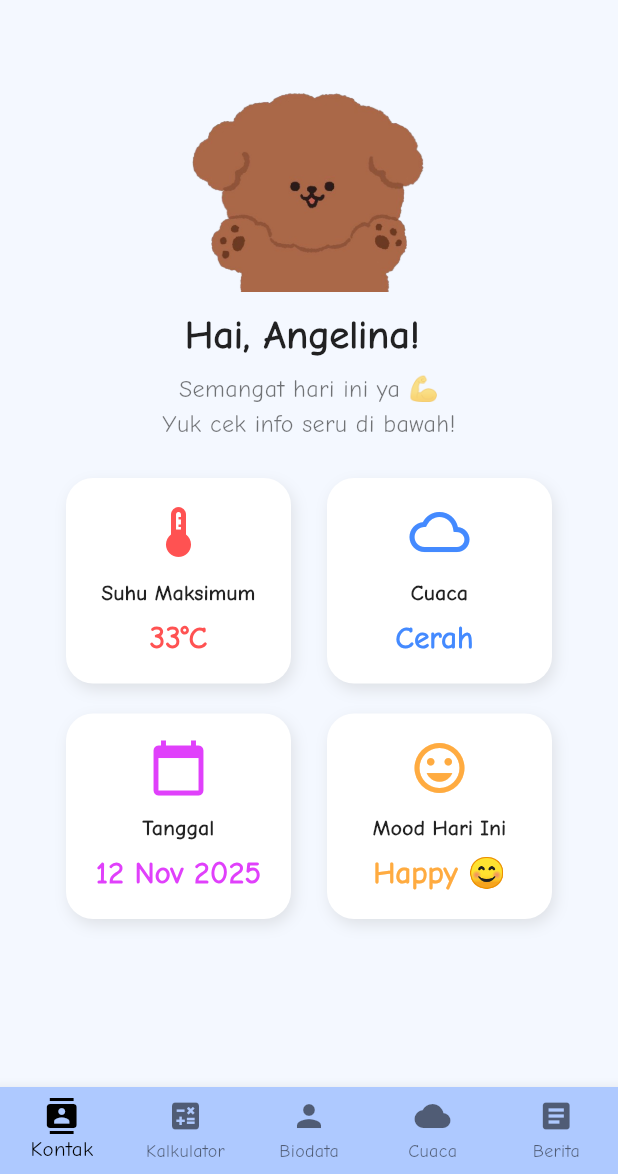
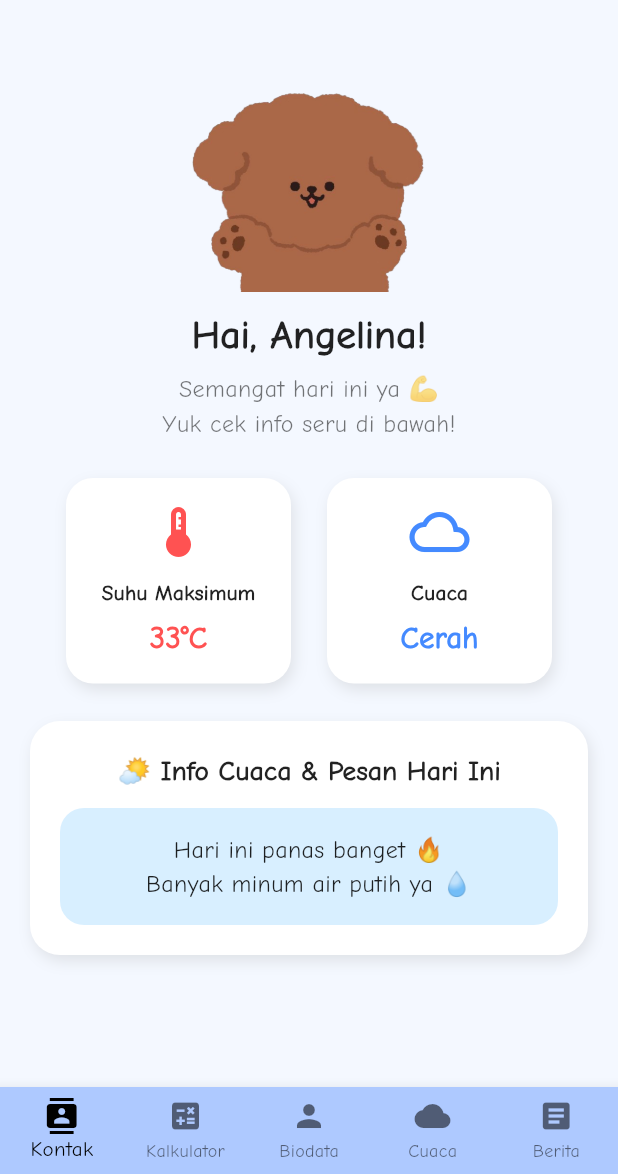
Before and after one commit to Angelina0905/UTS-Mobile, a Flutter app: the screen it shows after launch, on a phone screen of 412 x 824 dp, the part 62-1236 px from its top. Run offline on Flutter 3.47's test engine with Material 3 defaults, Android fonts, the phone set to English and light mode, and no system bars; our stand-ins replace math_expressions.

Commit message:
dashboard

```diff
--- a/lib/dashboard.dart
+++ b/lib/dashboard.dart
@@ -6,7 +6,29 @@ import 'pages/cuaca.dart';
 import 'pages/berita.dart';
 
 class DashboardPage extends StatelessWidget {
-  const DashboardPage({super.key});
+  final String kondisiCuaca;
+  final int suhu;
+
+  const DashboardPage({
+    super.key,
+    this.kondisiCuaca = "Cerah", // default
+    this.suhu = 33, // default
+  });
+
+  // 🌦️ Fungsi buat menentukan pesan berdasarkan cuaca
+  String getPesanCuaca() {
+    if (kondisiCuaca.toLowerCase().contains("hujan")) {
+      return "Hari ini hujan 🌧️\nJangan lupa bawa payung ya!";
+    } else if (kondisiCuaca.toLowerCase().contains("berawan")) {
+      return "Langit agak berawan ☁️\nTetap semangat beraktivitas!";
+    } else if (suhu > 32) {
+      return "Hari ini panas banget 🔥\nBanyak minum air putih ya 💧";
+    } else if (suhu < 25) {
+      return "Udara cukup dingin 🧣\nJaga kesehatan ya!";
+    } else {
+      return "Cuacanya nyaman hari ini 😄\nNikmati harimu!";
+    }
+  }
 
   void _navigateToPage(BuildContext context, int index) {
     Widget page;
@@ -39,6 +61,8 @@ class DashboardPage extends StatelessWidget {
 
   @override
   Widget build(BuildContext context) {
+    final pesan = getPesanCuaca();
+
     return Scaffold(
       backgroundColor: const Color(0xFFF4F8FF),
       appBar: AppBar(
@@ -59,17 +83,12 @@ class DashboardPage extends StatelessWidget {
         padding: const EdgeInsets.symmetric(horizontal: 20, vertical: 10),
         child: Column(
           children: [
-            // 🐻 Maskot lucu di tengah
             const SizedBox(height: 10),
-            Image.asset(
-              'assets/gambar/bear.png', // pastikan gambar maskot kamu ada di folder assets
-              height: 160,
-            ),
+            Image.asset('assets/gambar/bear.png', height: 160),
             const SizedBox(height: 10),
 
-            // 👋 Sambutan
             const Text(
-              'Hai, Angelina! ',
+              'Hai, Angelina!',
               style: TextStyle(
                 fontSize: 26,
                 fontWeight: FontWeight.bold,
@@ -80,50 +99,74 @@ class DashboardPage extends StatelessWidget {
             const Text(
               'Semangat hari ini ya 💪\nYuk cek info seru di bawah!',
               textAlign: TextAlign.center,
-              style: TextStyle(
-                fontSize: 16,
-                color: Colors.black54,
-              ),
+              style: TextStyle(fontSize: 16, color: Colors.black54),
             ),
             const SizedBox(height: 25),
 
-            // 🌡️ Kartu info suhu
+            // 🌡️ Info suhu dan cuaca
             Row(
               mainAxisAlignment: MainAxisAlignment.spaceEvenly,
               children: [
                 _infoCard(
                   icon: Icons.thermostat,
                   title: 'Suhu Maksimum',
-                  value: '33°C',
+                  value: '$suhu°C',
                   color: Colors.redAccent,
                 ),
                 _infoCard(
                   icon: Icons.cloud_outlined,
                   title: 'Cuaca',
-                  value: 'Cerah ',
+                  value: kondisiCuaca,
                   color: Colors.blueAccent,
                 ),
               ],
             ),
-            const SizedBox(height: 20),
+            const SizedBox(height: 25),
 
-            // 📅 Kartu tambahan
-            Row(
-              mainAxisAlignment: MainAxisAlignment.spaceEvenly,
-              children: [
-                _infoCard(
-                  icon: Icons.calendar_today,
-                  title: 'Tanggal',
-                  value: '12 Nov 2025',
-                  color: Colors.purpleAccent,
-                ),
-                _infoCard(
-                  icon: Icons.mood,
-                  title: 'Mood Hari Ini',
-                  value: 'Happy 😊',
-                  color: Colors.orangeAccent,
-                ),
-              ],
+            // 🧩 Grid cuaca motivasi
+            Container(
+              decoration: BoxDecoration(
+                color: Colors.white,
+                borderRadius: BorderRadius.circular(20),
+                boxShadow: [
+                  BoxShadow(
+                    color: Colors.grey.withOpacity(0.25),
+                    blurRadius: 8,
+                    offset: const Offset(2, 4),
+                  ),
+                ],
+              ),
+              padding: const EdgeInsets.all(20),
+              child: Column(
+                children: [
+                  const Text(
+                    "🌤️ Info Cuaca & Pesan Hari Ini",
+                    style: TextStyle(
+                      fontWeight: FontWeight.bold,
+                      fontSize: 18,
+                      color: Colors.black87,
+                    ),
+                  ),
+                  const SizedBox(height: 12),
+                  Container(
+                    width: double.infinity,
+                    decoration: BoxDecoration(
+                      color: const Color(0xFFD8EFFF),
+                      borderRadius: BorderRadius.circular(16),
+                    ),
+                    padding: const EdgeInsets.all(16),
+                    child: Text(
+                      pesan,
+                      textAlign: TextAlign.center,
+                      style: const TextStyle(
+                        fontSize: 16,
+                        fontWeight: FontWeight.w500,
+                        color: Colors.black87,
+                      ),
+                    ),
+                  ),
+                ],
+              ),
             ),
           ],
         ),
@@ -135,32 +178,17 @@ class DashboardPage extends StatelessWidget {
         unselectedItemColor: Colors.black54,
         onTap: (index) => _navigateToPage(context, index),
         items: const [
-          BottomNavigationBarItem(
-            icon: Icon(Icons.contacts),
-            label: 'Kontak',
-          ),
-          BottomNavigationBarItem(
-            icon: Icon(Icons.calculate),
-            label: 'Kalkulator',
-          ),
-          BottomNavigationBarItem(
-            icon: Icon(Icons.person),
-            label: 'Biodata',
-          ),
-          BottomNavigationBarItem(
-            icon: Icon(Icons.cloud),
-            label: 'Cuaca',
-          ),
-          BottomNavigationBarItem(
-            icon: Icon(Icons.article),
-            label: 'Berita',
-          ),
+          BottomNavigationBarItem(icon: Icon(Icons.contacts), label: 'Kontak'),
+          BottomNavigationBarItem(icon: Icon(Icons.calculate), label: 'Kalkulator'),
+          BottomNavigationBarItem(icon: Icon(Icons.person), label: 'Biodata'),
+          BottomNavigationBarItem(icon: Icon(Icons.cloud), label: 'Cuaca'),
+          BottomNavigationBarItem(icon: Icon(Icons.article), label: 'Berita'),
         ],
       ),
     );
   }
 
-  // 🎀 Widget kecil untuk kartu info lucu
+  // 🩵 Widget kartu kecil
   Widget _infoCard({
     required IconData icon,
     required String title,
@@ -185,22 +213,11 @@ class DashboardPage extends StatelessWidget {
         children: [
           Icon(icon, color: color, size: 40),
           const SizedBox(height: 10),
-          Text(
-            title,
-            textAlign: TextAlign.center,
-            style: const TextStyle(
-              fontWeight: FontWeight.bold,
-              color: Colors.black87,
-            ),
-          ),
+          Text(title, style: const TextStyle(fontWeight: FontWeight.bold, color: Colors.black87)),
           const SizedBox(height: 6),
           Text(
             value,
-            style: TextStyle(
-              fontSize: 20,
-              fontWeight: FontWeight.bold,
-              color: color,
-            ),
+            style: TextStyle(fontSize: 20, fontWeight: FontWeight.bold, color: color),
           ),
         ],
       ),
```
